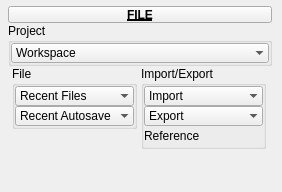
First picture: the form in tentacle/ui/uiLevel_3/file.ui, repository m3trik/tentacle, before the edit.
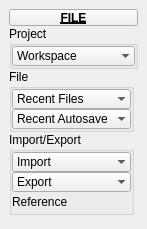
Second picture: the form after the edit. Custom widgets are drawn as their Qt base class.

Patch:
```diff
--- a/tentacle/ui/uiLevel_3/file.ui
+++ b/tentacle/ui/uiLevel_3/file.ui
@@ -9,13 +9,13 @@
    <rect>
     <x>0</x>
     <y>0</y>
-    <width>282</width>
-    <height>192</height>
+    <width>147</width>
+    <height>229</height>
    </rect>
   </property>
   <property name="minimumSize">
    <size>
-    <width>120</width>
+    <width>0</width>
     <height>0</height>
    </size>
   </property>
@@ -41,26 +41,107 @@
    <set>QMainWindow::AllowNestedDocks|QMainWindow::AllowTabbedDocks|QMainWindow::AnimatedDocks|QMainWindow::ForceTabbedDocks</set>
   </property>
   <widget class="QWidget" name="mainWindow">
-   <widget class="QWidget" name="layoutWidget_2">
-    <property name="geometry">
-     <rect>
-      <x>8</x>
-      <y>6</y>
-      <width>264</width>
-      <height>161</height>
-     </rect>
-    </property>
-    <layout class="QGridLayout" name="gridLayout_2">
-     <property name="spacing">
-      <number>0</number>
-     </property>
-     <item row="3" column="1" colspan="2">
-      <layout class="QHBoxLayout" name="horizontalLayout">
+   <layout class="QVBoxLayout" name="verticalLayout_2">
        <item>
         <layout class="QVBoxLayout" name="verticalLayout">
          <property name="spacing">
           <number>0</number>
          </property>
+      <item>
+       <widget class="PushButtonDraggable" name="draggable_header">
+        <property name="minimumSize">
+         <size>
+          <width>19</width>
+          <height>17</height>
+         </size>
+        </property>
+        <property name="maximumSize">
+         <size>
+          <width>999</width>
+          <height>17</height>
+         </size>
+        </property>
+        <property name="font">
+         <font>
+          <weight>75</weight>
+          <bold>true</bold>
+          <underline>true</underline>
+         </font>
+        </property>
+        <property name="text">
+         <string>FILE</string>
+        </property>
+        <property name="checkable">
+         <bool>true</bool>
+        </property>
+       </widget>
+      </item>
+      <item>
+       <widget class="QGroupBox" name="Project">
+        <property name="minimumSize">
+         <size>
+          <width>0</width>
+          <height>0</height>
+         </size>
+        </property>
+        <property name="maximumSize">
+         <size>
+          <width>999</width>
+          <height>999</height>
+         </size>
+        </property>
+        <property name="title">
+         <string>Project</string>
+        </property>
+        <layout class="QVBoxLayout" name="verticalLayout_5">
+         <property name="spacing">
+          <number>0</number>
+         </property>
+         <property name="leftMargin">
+          <number>0</number>
+         </property>
+         <property name="topMargin">
+          <number>0</number>
+         </property>
+         <property name="rightMargin">
+          <number>0</number>
+         </property>
+         <property name="bottomMargin">
+          <number>0</number>
+         </property>
+         <item>
+          <widget class="ComboBox" name="cmb006">
+           <property name="minimumSize">
+            <size>
+             <width>0</width>
+             <height>20</height>
+            </size>
+           </property>
+           <property name="maximumSize">
+            <size>
+             <width>999</width>
+             <height>20</height>
+            </size>
+           </property>
+           <property name="maxVisibleItems">
+            <number>40</number>
+           </property>
+           <property name="sizeAdjustPolicy">
+            <enum>QComboBox::AdjustToContents</enum>
+           </property>
+           <property name="frame">
+            <bool>false</bool>
+           </property>
+           <item>
+            <property name="text">
+             <string>Workspace</string>
+            </property>
+           </item>
+          </widget>
+         </item>
+        </layout>
+       </widget>
+      </item>
          <item>
           <widget class="QGroupBox" name="File">
            <property name="minimumSize">
@@ -158,26 +239,6 @@
           </widget>
          </item>
          <item>
-          <spacer name="verticalSpacer">
-           <property name="orientation">
-            <enum>Qt::Vertical</enum>
-           </property>
-           <property name="sizeHint" stdset="0">
-            <size>
-             <width>20</width>
-             <height>40</height>
-            </size>
-           </property>
-          </spacer>
-         </item>
-        </layout>
-       </item>
-       <item>
-        <layout class="QVBoxLayout" name="verticalLayout_2">
-         <property name="spacing">
-          <number>0</number>
-         </property>
-         <item>
           <widget class="QGroupBox" name="Import_Export">
            <property name="minimumSize">
             <size>
@@ -302,14 +363,14 @@
           </widget>
          </item>
          <item>
-          <spacer name="verticalSpacer_2">
+       <spacer name="verticalSpacer">
            <property name="orientation">
             <enum>Qt::Vertical</enum>
            </property>
            <property name="sizeHint" stdset="0">
             <size>
-             <width>122</width>
-             <height>78</height>
+          <width>20</width>
+          <height>40</height>
             </size>
            </property>
           </spacer>
@@ -317,107 +378,6 @@
         </layout>
        </item>
       </layout>
-     </item>
-     <item row="0" column="1" colspan="2">
-      <widget class="PushButtonDraggable" name="draggable_header">
-       <property name="minimumSize">
-        <size>
-         <width>19</width>
-         <height>17</height>
-        </size>
-       </property>
-       <property name="maximumSize">
-        <size>
-         <width>999</width>
-         <height>17</height>
-        </size>
-       </property>
-       <property name="font">
-        <font>
-         <weight>75</weight>
-         <bold>true</bold>
-         <underline>true</underline>
-        </font>
-       </property>
-       <property name="text">
-        <string>FILE</string>
-       </property>
-       <property name="checkable">
-        <bool>true</bool>
-       </property>
-      </widget>
-     </item>
-     <item row="1" column="1" colspan="2">
-      <layout class="QGridLayout" name="gridLayout"/>
-     </item>
-     <item row="2" column="1" colspan="2">
-      <widget class="QGroupBox" name="Project">
-       <property name="minimumSize">
-        <size>
-         <width>0</width>
-         <height>0</height>
-        </size>
-       </property>
-       <property name="maximumSize">
-        <size>
-         <width>999</width>
-         <height>999</height>
-        </size>
-       </property>
-       <property name="title">
-        <string>Project</string>
-       </property>
-       <layout class="QVBoxLayout" name="verticalLayout_5">
-        <property name="spacing">
-         <number>0</number>
-        </property>
-        <property name="leftMargin">
-         <number>0</number>
-        </property>
-        <property name="topMargin">
-         <number>0</number>
-        </property>
-        <property name="rightMargin">
-         <number>0</number>
-        </property>
-        <property name="bottomMargin">
-         <number>0</number>
-        </property>
-        <item>
-         <widget class="ComboBox" name="cmb006">
-          <property name="minimumSize">
-           <size>
-            <width>0</width>
-            <height>20</height>
-           </size>
-          </property>
-          <property name="maximumSize">
-           <size>
-            <width>999</width>
-            <height>20</height>
-           </size>
-          </property>
-          <property name="maxVisibleItems">
-           <number>40</number>
-          </property>
-          <property name="sizeAdjustPolicy">
-           <enum>QComboBox::AdjustToContents</enum>
-          </property>
-          <property name="frame">
-           <bool>false</bool>
-          </property>
-          <item>
-           <property name="text">
-            <string>Workspace</string>
-           </property>
-          </item>
-         </widget>
-        </item>
-       </layout>
-      </widget>
-     </item>
-    </layout>
-   </widget>
   </widget>
  </widget>
  <customwidgets>
```
Lines whose indentation alone changed are shown as unchanged.
